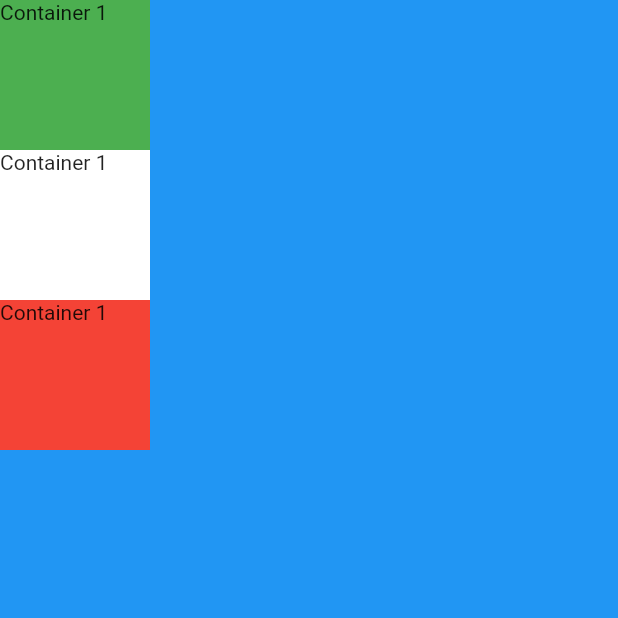
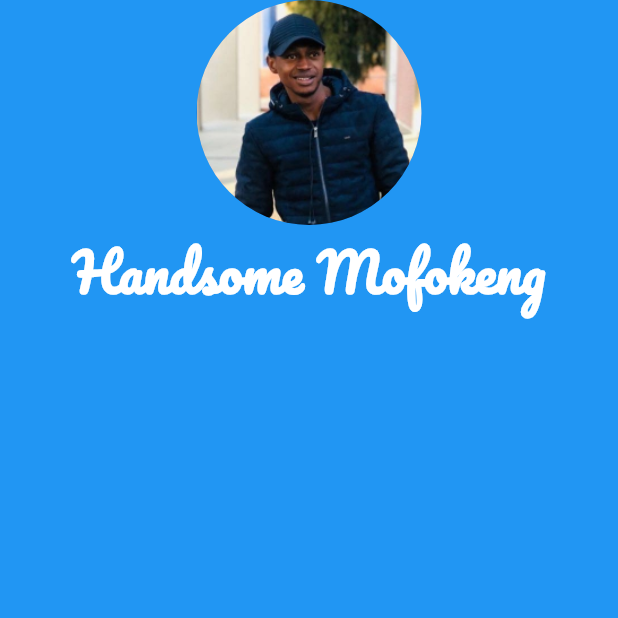
Before and after one commit to handsomemofokeng/mi_card, a Flutter app: the screen it shows after launch, on a phone screen of 412 x 824 dp, the top half of it. Run offline on Flutter 3.47's test engine with Material 2 defaults, Android fonts, the phone set to English and light mode, and no system bars.

Commit message:
Added avatar and font family

```diff
--- a/lib/main.dart
+++ b/lib/main.dart
@@ -11,23 +11,21 @@ class MyApp extends StatelessWidget {
         body: SafeArea(
           child: Column(
             children: <Widget>[
-              Container(
-                height: 100.0,
-                width: 100.0,
-                color: Colors.green,
-                child: Text('Container 1'),
+              CircleAvatar(
+                radius: 75.0,
+                backgroundImage: AssetImage('images/handsome.jpg'),
+              ),
+              Text(
+                'Handsome Mofokeng',
+                style: TextStyle(
+                  fontFamily: 'Pacifico',
+                  fontSize: 35.0,
+                  color: Colors.white,
+                  fontWeight: FontWeight.bold,
+                ),
               ),
               Container(
-                height: 100.0,
-                width: 100.0,
-                color: Colors.white,
-                child: Text('Container 1'),
-              ),
-              Container(
-                height: 100.0,
-                width: 100.0,
-                color: Colors.red,
-                child: Text('Container 1'),
+                width: double.infinity,
               ),
             ],
           ),
```
Also changed, not shown: pubspec.yaml (+6 -18 lines), fonts/Pacifico-Regular.ttf (added), images/handsome.jpg (added).
